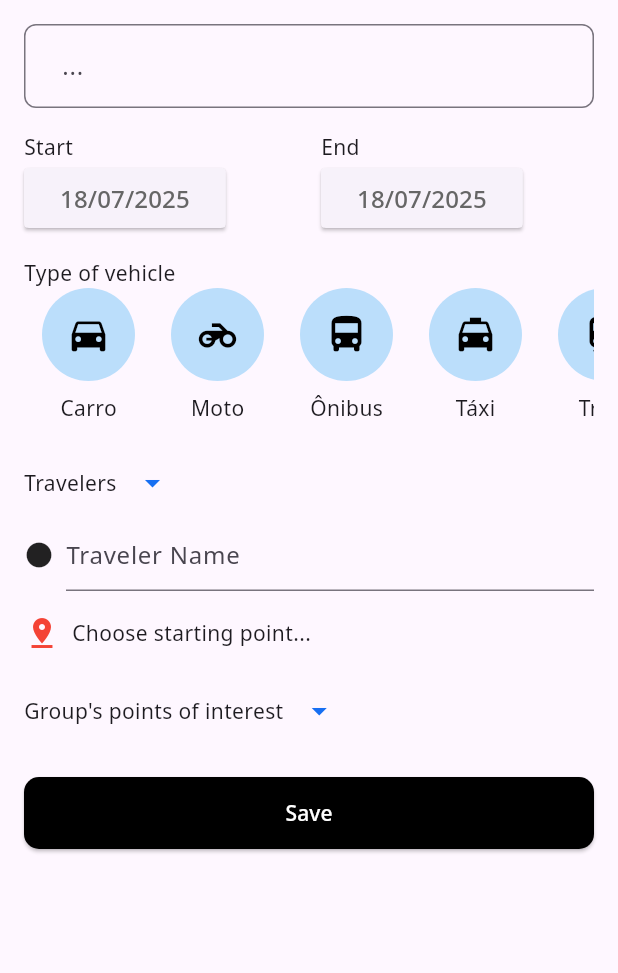
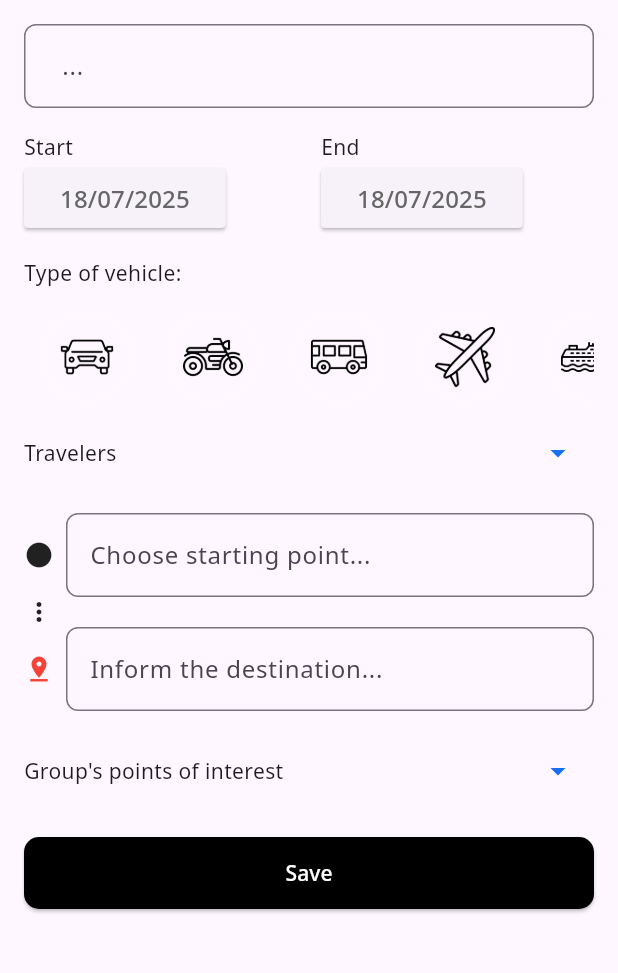
Before and after one commit to Siiki-89/my_travels, a Flutter app: the CreateTravelPage screen opened by its route, on a phone screen of 412 x 824 dp, the part 138-1111 px from its top. Run offline on Flutter 3.47's test engine with Material 3 defaults, Android fonts, the phone set to English and light mode, and no system bars; our stand-ins replace google_fonts, image_picker, shared_preferences, sqflite; accounts and stored records are empty.

Commit message:
i finalized the choice vehicle, fixed some texts and layout

```diff
--- a/my_travels/lib/l10n/app_localizations.dart
+++ b/my_travels/lib/l10n/app_localizations.dart
@@ -289,41 +289,47 @@ abstract class AppLocalizations {
   /// **'Type of vehicle'**
   String get travelAddTypeLocomotion;
 
-  /// No description provided for @travelAddTypeCar.
+  /// No description provided for @vehicleAirplane.
+  ///
+  /// In en, this message translates to:
+  /// **'Airplane'**
+  String get vehicleAirplane;
+
+  /// No description provided for @vehicleBus.
+  ///
+  /// In en, this message translates to:
+  /// **'Bus'**
+  String get vehicleBus;
+
+  /// No description provided for @vehicleCar.
   ///
   /// In en, this message translates to:
   /// **'Car'**
-  String get travelAddTypeCar;
+  String get vehicleCar;
 
-  /// No description provided for @travelAddTypeMotorcycle.
+  /// No description provided for @vehicleCruise.
+  ///
+  /// In en, this message translates to:
+  /// **'Cruise'**
+  String get vehicleCruise;
+
+  /// No description provided for @vehicleMotorcycle.
   ///
   /// In en, this message translates to:
   /// **'Motorcycle'**
-  String get travelAddTypeMotorcycle;
-
-  /// No description provided for @travelAddTypeBuss.
-  ///
-  /// In en, this message translates to:
-  /// **'Bus'**
-  String get travelAddTypeBuss;
-
-  /// No description provided for @travelAddTypePlane.
-  ///
-  /// In en, this message translates to:
-  /// **'Plane'**
-  String get travelAddTypePlane;
-
-  /// No description provided for @travelAddTypeCruise.
-  ///
-  /// In en, this message translates to:
-  /// **'Cruise'**
-  String get travelAddTypeCruise;
+  String get vehicleMotorcycle;
 
   /// No description provided for @travelAddStartintPoint.
   ///
   /// In en, this message translates to:
   /// **'Choose starting point...'**
   String get travelAddStartintPoint;
+
+  /// No description provided for @travelAddFinalPoint.
+  ///
+  /// In en, this message translates to:
+  /// **'Inform the destination...'**
+  String get travelAddFinalPoint;
 
   /// No description provided for @travelAddTypeInterest.
   ///
--- a/my_travels/lib/presentation/pages/create_travel_page.dart
+++ b/my_travels/lib/presentation/pages/create_travel_page.dart
@@ -105,10 +105,22 @@ class CreateTravelPage extends StatelessWidget {
                     ),
                     //Veiculo de locomoção
                     const SizedBox(height: 16),
-                    Text(loc.travelAddTypeLocomotion),
+                    Row(
+                      children: [
+                        Text('${loc.travelAddTypeLocomotion}: '),
+                        SizedBox(width: 76),
+                        Text(
+                          providerTravel.transportSelect.label,
+                          style: TextStyle(fontWeight: FontWeight.bold),
+                        ),
+                      ],
+                    ),
+                    const SizedBox(height: 16),
                     SelectTransport(),
-                    const SizedBox(height: 16),
+                    const SizedBox(height: 10),
+                    //Viajantes
                     Row(
+                      mainAxisAlignment: MainAxisAlignment.spaceBetween,
                       children: [
                         Text(loc.users),
                         IconButton(
@@ -130,7 +142,7 @@ class CreateTravelPage extends StatelessWidget {
                           ),
                         ),
                       ],
-                    ),
+                    ), //Listagem dos viajantes
                     Consumer<TravelerProvider>(
                       builder: (context, provider, child) {
                         if (provider.selectedTravelers.isEmpty) {
@@ -154,6 +166,9 @@ class CreateTravelPage extends StatelessWidget {
                         );
                       },
                     ),
+                    SizedBox(height: 16),
+
+                    //Local de partida
                     Row(
                       children: [
                         Icon(Icons.circle, size: 20),
@@ -161,7 +176,28 @@ class CreateTravelPage extends StatelessWidget {
                         Expanded(
                           child: TextFormField(
                             decoration: InputDecoration(
-                              hintText: loc.travelerNameHint,
+                              hintText: loc.travelAddStartintPoint,
+                              border: OutlineInputBorder(
+                                borderRadius: BorderRadius.circular(8),
+                              ),
+                            ),
+                          ),
+                        ),
+                      ],
+                    ),
+                    Icon(Icons.more_vert, size: 20),
+                    Row(
+                      //destino
+                      children: [
+                        Icon(Icons.pin_drop, color: Colors.red, size: 20),
+                        const SizedBox(width: 8),
+                        Expanded(
+                          child: TextFormField(
+                            decoration: InputDecoration(
+                              hintText: loc.travelAddFinalPoint,
+                              border: OutlineInputBorder(
+                                borderRadius: BorderRadius.circular(8),
+                              ),
                             ),
                           ),
                         ),
@@ -169,14 +205,7 @@ class CreateTravelPage extends StatelessWidget {
                     ),
                     const SizedBox(height: 16),
                     Row(
-                      children: [
-                        Icon(Icons.pin_drop, color: Colors.red),
-                        const SizedBox(width: 8),
-                        Text(loc.travelAddStartintPoint),
-                      ],
-                    ),
-                    const SizedBox(height: 16),
-                    Row(
+                      mainAxisAlignment: MainAxisAlignment.spaceBetween,
                       children: [
                         Text(loc.travelAddTypeInterest),
                         IconButton(
--- a/my_travels/lib/presentation/widgets/select_experience_dialog.dart
+++ b/my_travels/lib/presentation/widgets/select_experience_dialog.dart
@@ -38,7 +38,7 @@ class CreateTravelDialog extends StatelessWidget {
                         children: provider.availableExperiences.map((
                           experience,
                         ) {
-                          final bool isSelected = provider.isSelected(
+                          final bool isSelected = provider.isSelectedExperience(
                             experience,
                           );
                           return GestureDetector(
--- a/my_travels/lib/presentation/widgets/select_transport.dart
+++ b/my_travels/lib/presentation/widgets/select_transport.dart
@@ -1,42 +1,66 @@
 import 'package:flutter/material.dart';
+import 'package:my_travels/presentation/provider/travel_provider.dart';
+import 'package:provider/provider.dart';
 
 class SelectTransport extends StatelessWidget {
   const SelectTransport({super.key});
 
   @override
   Widget build(BuildContext context) {
-    final List<Map<String, dynamic>> vehicles = [
-      {'icon': Icons.directions_car, 'label': 'Carro'},
-      {'icon': Icons.motorcycle, 'label': 'Moto'},
-      {'icon': Icons.directions_bus, 'label': 'Ônibus'},
-      {'icon': Icons.local_taxi, 'label': 'Táxi'},
-      {'icon': Icons.train, 'label': 'Trem'},
-      {'icon': Icons.airport_shuttle, 'label': 'Van'},
-    ];
+    return Consumer<TravelProvider>(
+      builder: (context, provider, _) {
+        provider.loadAvailableVehicles(context);
 
         return SingleChildScrollView(
           scrollDirection: Axis.horizontal,
           child: Row(
-        children: vehicles.map((vehicle) {
+            children: provider.availableTransport.map((vehicle) {
+              final bool isSelected = provider.isSelectedVehicle(vehicle);
+
               return Padding(
                 padding: const EdgeInsets.symmetric(horizontal: 12),
+                child: GestureDetector(
+                  onTap: () => provider.selectVehicle(vehicle),
                   child: Column(
                     children: [
+                      Stack(
+                        alignment: Alignment.center,
+                        children: [
+                          AnimatedContainer(
+                            width: 60,
+                            height: 60,
+                            duration: const Duration(milliseconds: 200),
+                            decoration: BoxDecoration(
+                              shape: BoxShape.circle,
+                              border: Border.all(
+                                color: isSelected
+                                    ? Colors.black
+                                    : Colors.white10,
+                                width: isSelected ? 1.5 : 1.0,
+                              ),
+                            ),
+                          ),
                           Container(
-                  padding: const EdgeInsets.all(16),
-                  decoration: BoxDecoration(
-                    color: Colors.blue.shade100,
-                    shape: BoxShape.circle,
+                            width: 40,
+                            height: 40,
+                            child: CircleAvatar(
+                              backgroundColor: Colors.transparent,
+                              child: Image.asset(
+                                vehicle.image,
+                                fit: BoxFit.cover,
                               ),
-                  child: Icon(vehicle['icon'], size: 30, color: Colors.black),
                             ),
-                const SizedBox(height: 8),
-                Text(vehicle['label'], style: const TextStyle(fontSize: 14)),
+                          ),
                         ],
+                      ),
+                    ],
+                  ),
                 ),
               );
             }).toList(),
           ),
         );
+      },
+    );
   }
 }
```
Also changed, not shown: my_travels/lib/l10n/app_en.arb (+7 -5 lines), my_travels/lib/l10n/app_es.arb (+6 -5 lines), my_travels/lib/l10n/app_localizations_en.dart (+8 -5 lines), my_travels/lib/l10n/app_localizations_es.dart (+8 -5 lines), my_travels/lib/l10n/app_localizations_pt.dart (+9 -6 lines), my_travels/lib/l10n/app_pt.arb (+7 -6 lines), my_travels/lib/presentation/provider/travel_provider.dart (+49 -7 lines), my_travels/assets/images/typelocomotion/airplane.png (renamed from my_travels/assets/images/typelocomotion/airplane-mode.png), my_travels/assets/images/typelocomotion/bus.png (renamed from my_travels/assets/images/typelocomotion/buss-school.png), my_travels/assets/images/typelocomotion/cruise.png (renamed from my_travels/assets/images/typelocomotion/cruise-ship.png). Lines whose indentation alone changed are shown as unchanged.
